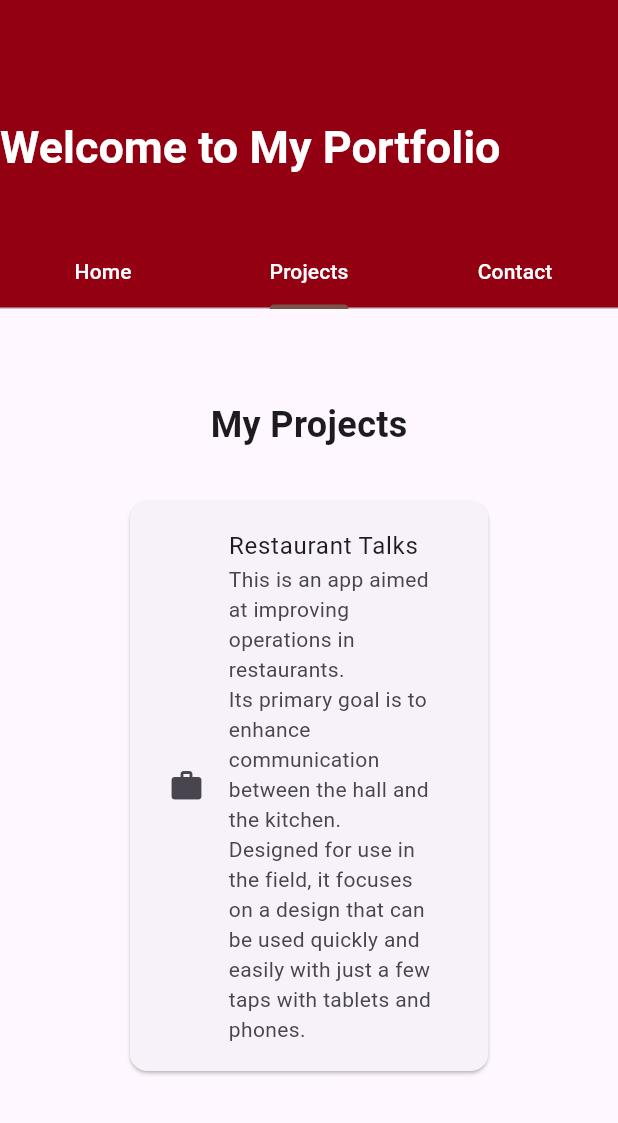
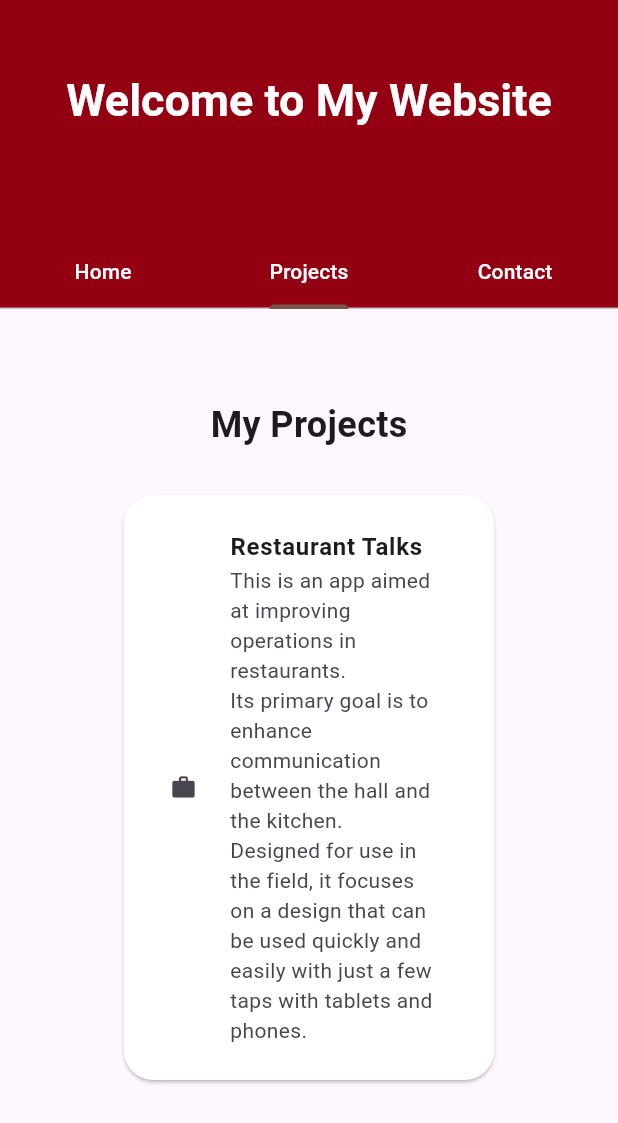
Before and after one commit to yanoojp/my_portofolio_website, a Flutter app: the screen it shows after launch, tab 2 chosen, after a tap on "Restaurant Talks", on a phone screen of 412 x 824 dp. Shown: the top 1123 px of the screen. Run offline on Flutter 3.47's test engine with Material 3 defaults, Android fonts, the phone set to English and light mode, and no system bars; our stand-ins replace font_awesome_flutter, responsive_builder.

Commit message:
make website responsive

```diff
--- a/lib/main.dart
+++ b/lib/main.dart
@@ -12,6 +12,7 @@ class MyApp extends StatelessWidget {
   Widget build(BuildContext context) {
     return MaterialApp(
       home: const TopPage(),
+      debugShowCheckedModeBanner: false,
       theme: ThemeData(
         primarySwatch: Colors.brown,
         appBarTheme: const AppBarTheme(
--- a/lib/views/tabs/contact.dart
+++ b/lib/views/tabs/contact.dart
@@ -10,7 +10,8 @@ class ContactTab extends StatelessWidget {
     return SingleChildScrollView(
       child: Padding(
         padding: EdgeInsets.symmetric(
-            vertical: 30.0, horizontal: MediaQuery.of(context).size.width * 0.2),
+            vertical: 30.0,
+            horizontal: MediaQuery.of(context).size.width * 0.2),
         child: Column(
           crossAxisAlignment: CrossAxisAlignment.start,
           children: <Widget>[
@@ -23,30 +24,40 @@ class ContactTab extends StatelessWidget {
                 ),
               ),
             ),
-            ListTile(
+            Padding(
+              padding: const EdgeInsets.only(left: 30.0),
+              child: ListTile(
                 leading: const FaIcon(FontAwesomeIcons.linkedinIn),
                 title: const Text('LinkedIn'),
-              subtitle: const Text('Yushi Nogami (野上雄史)'),
+                subtitle: const Text('Yushi Nogami\n(野上雄史)'),
                 onTap: () => launchUrl(Uri.parse(
                     'https://www.linkedin.com/in/yushi-nogami-484622295')),
+              ),
             ),
             const SizedBox(height: 20),
             const Divider(),
             const SizedBox(height: 20),
-            ListTile(
+            Padding(
+              padding: const EdgeInsets.only(left: 30.0),
+              child: ListTile(
                 leading: const FaIcon(FontAwesomeIcons.twitter),
                 title: const Text('X'),
                 subtitle: const Text('@yanooo_jp'),
-              onTap: () => launchUrl(Uri.parse('https://x.com/yanooo_jp?s=21')),
+                onTap: () =>
+                    launchUrl(Uri.parse('https://x.com/yanooo_jp?s=21')),
+              ),
             ),
             const SizedBox(height: 20),
             const Divider(),
             const SizedBox(height: 20),
-            ListTile(
+            Padding(
+              padding: const EdgeInsets.only(left: 30.0),
+              child: ListTile(
                 leading: const FaIcon(FontAwesomeIcons.github),
                 title: const Text('GitHub'),
                 subtitle: const Text('yanoojp'),
                 onTap: () => launchUrl(Uri.parse('https://github.com/yanoojp')),
+              ),
             ),
             const SizedBox(height: 20),
             const Divider(),
--- a/lib/views/tabs/home.dart
+++ b/lib/views/tabs/home.dart
@@ -1,4 +1,5 @@
 import 'package:flutter/material.dart';
+import 'package:responsive_builder/responsive_builder.dart';
 
 class HomeTab extends StatelessWidget {
   const HomeTab({super.key});
@@ -22,23 +23,56 @@ class HomeTab extends StatelessWidget {
             Row(
               mainAxisAlignment: MainAxisAlignment.spaceEvenly,
               children: [
-                const SizedBox(width: 100),
+                Flexible(
+                  child: ResponsiveBuilder(
+                    builder: (context, sizingInformation) {
+                      if (sizingInformation.deviceScreenType ==
+                          DeviceScreenType.mobile) {
+                        return Column(
+                          children: [
                             const CircleAvatar(
                                 radius: 100,
                                 backgroundImage: AssetImage('assets/face.jpg')),
-                Expanded(
-                  child: Column(
-                    children: [
-                      Text('Yushi Nogami (野上雄史)',
-                          style: Theme.of(context).textTheme.headlineSmall),
-                      const SizedBox(height: 8),
+                            const SizedBox(height: 20),
+                            Text('Yushi Nogami (野上雄史) / yanoo (ヤヌー)',
+                                style:
+                                    Theme.of(context).textTheme.headlineSmall),
+                            const SizedBox(height: 8.0),
                             const Text('Mobile Developer / Flutter Developer',
                                 style: TextStyle(
                                     fontSize: 16, fontWeight: FontWeight.bold)),
                           ],
+                        );
+                      } else {
+                        return Row(
+                          mainAxisAlignment: MainAxisAlignment.spaceEvenly,
+                          children: [
+                            const CircleAvatar(
+                                radius: 100,
+                                backgroundImage: AssetImage('assets/face.jpg')),
+                            const SizedBox(width: 20),
+                            Flexible(
+                              child: Column(
+                                children: [
+                                  Text('Yushi Nogami (野上雄史) / yanoo (ヤヌー)',
+                                      style: Theme.of(context)
+                                          .textTheme
+                                          .headlineMedium),
+                                  const SizedBox(height: 16.0),
+                                  const Text('Mobile Developer / Flutter Developer',
+                                      style: TextStyle(
+                                          fontSize: 20,
+                                          fontWeight: FontWeight.bold)),
+                                ],
                               ),
                             ),
-                const SizedBox(width: 10)
+                          ],
+                        );
+                      }
+                    },
+                  ),
+                ),
+                const SizedBox(width: 20),
               ],
             ),
             const SizedBox(height: 30),
--- a/lib/views/tabs/projects.dart
+++ b/lib/views/tabs/projects.dart
@@ -1,4 +1,5 @@
 import 'package:flutter/material.dart';
+import 'package:url_launcher/url_launcher.dart';
 
 class ProjectsTab extends StatelessWidget {
   const ProjectsTab({super.key});
@@ -19,16 +20,24 @@ class ProjectsTab extends StatelessWidget {
                 style: TextStyle(fontSize: 24, fontWeight: FontWeight.bold),
               ),
             ),
-            Card(
-              child: Padding(
-                padding: const EdgeInsets.all(10.0),
-                child: ListTile(
-                  leading: const Icon(Icons.work),
-                  title: const Text('Restaurant Talks'),
-                  subtitle: const Text(
-                      'This is an app aimed at improving operations in restaurants.\nIts primary goal is to enhance communication between the hall and the kitchen.\nDesigned for use in the field, it focuses on a design that can be used quickly and easily with just a few taps with tablets and phones.'),
-                  onTap: () {},
+            ElevatedButton(
+              style: ElevatedButton.styleFrom(
+                foregroundColor: Colors.black,
+                backgroundColor: Colors.white,
+                padding: const EdgeInsets.all(15.0),
+                shape: RoundedRectangleBorder(
+                  borderRadius: BorderRadius.circular(20),
                 ),
+              ),
+              onPressed: () {
+                launchUrl(Uri.parse(
+                    'https://apps.apple.com/jp/app/restaurant-talks/id1670850651?l=en-US'));
+              },
+              child: const ListTile(
+                leading: Icon(Icons.work),
+                title: Text('Restaurant Talks', style: TextStyle(fontWeight: FontWeight.bold),),
+                subtitle: Text(
+                    'This is an app aimed at improving operations in restaurants.\nIts primary goal is to enhance communication between the hall and the kitchen.\nDesigned for use in the field, it focuses on a design that can be used quickly and easily with just a few taps with tablets and phones.'),
               ),
             ),
           ],
--- a/lib/views/top.dart
+++ b/lib/views/top.dart
@@ -18,20 +18,20 @@ class TopPage extends StatelessWidget {
                 expandedHeight: MediaQuery.of(context).size.height * 0.25,
                 floating: false,
                 pinned: true,
-                backgroundColor: Color(0xFF920012),
+                backgroundColor: const Color(0xFF920012),
                 flexibleSpace: FlexibleSpaceBar(
                   // background: Image.asset(
                   //   'assets/welcome_image_jaxa.jpg',
                   //   fit: BoxFit.fitHeight,
                   // ),
                   centerTitle: true,
-                  title: SizedBox(
-                    height: MediaQuery.of(context).size.height * 0.15,
-                    child: const Row(
-                      mainAxisAlignment: MainAxisAlignment.center,
-                      children: [
-                        Text(
-                          'Welcome to My Portfolio',
+                  titlePadding: const EdgeInsets.only(top: 100),
+                  title: LayoutBuilder(
+                    builder: (context, constraints) {
+                      return SizedBox(
+                        height: MediaQuery.of(context).size.height * 0.15,
+                        child: const Text(
+                          'Welcome to My Website',
                           textAlign: TextAlign.center,
                           style: TextStyle(
                             color: Colors.white,
@@ -39,9 +39,8 @@ class TopPage extends StatelessWidget {
                             fontWeight: FontWeight.bold,
                           ),
                         ),
-                        SizedBox(width: 55,)
-                      ],
-                    ),
+                      );
+                    },
                   ),
                 ),
                 bottom: const TabBar(
```
Lines whose indentation alone changed are shown as unchanged.
